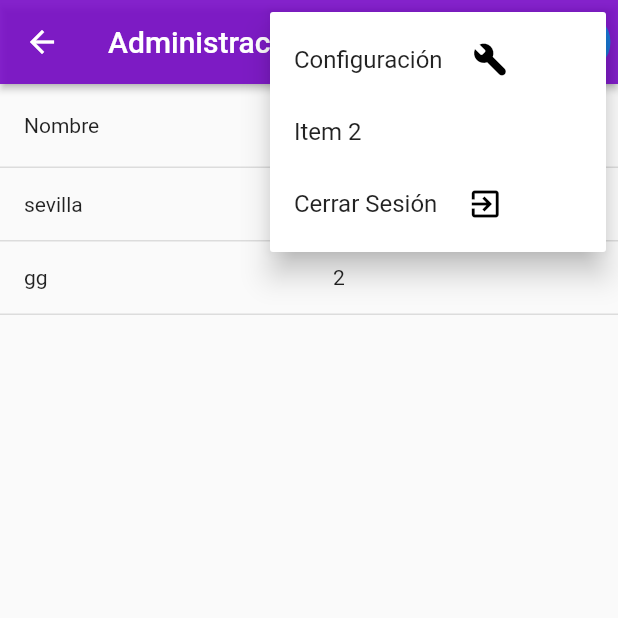
After one commit to gjescuderoamodeo/tourboost_app, a Flutter app: the MarcadoresScreen screen opened by its route, after a tap on the "person" icon, on a phone screen of 412 x 824 dp, the top half of it. The commit adds this screen. Run offline on Flutter 3.47's test engine with Material 2 defaults, Android fonts, the light colour scheme and no system bars; drawn by our look-alikes of syncfusion_flutter_datagrid; our stand-ins replace flutter_secure_storage, fluttertoast, google_fonts, google_maps_flutter, permission_handler; missing offline and left inert: dart:ffi; accounts and stored records are empty.

Commit message:
add marcadores_screen

```diff
--- a/lib/router/app_routes.dart
+++ b/lib/router/app_routes.dart
@@ -4,7 +4,7 @@ import '../screens/screens.dart';
 
 class AppRoutes {
   //static const initialRoute = 'login';
-  static const initialRoute = 'home2';
+  static const initialRoute = 'home';
 
   //para tenerlo más bonito
   static final menuOptions = <MenuOption>[
@@ -48,6 +48,11 @@ class AppRoutes {
         name: 'admin pais Screen',
         screen: AdminPaisScreen(),
         icon: Icons.roofing),
+    MenuOption(
+        route: 'marcadores',
+        name: 'marcadores Screen',
+        screen: MarcadoresScreen(),
+        icon: Icons.star),
   ];
 
   static Map<String, Widget Function(BuildContext)> getAppRoutes() {
--- /dev/null
+++ b/lib/screens/marcadores_screen.dart
@@ -0,0 +1,225 @@
+import 'package:flutter/material.dart';
+import 'package:syncfusion_flutter_datagrid/datagrid.dart';
+import 'package:tourboost_app/screens/screens.dart';
+import 'package:tourboost_app/services/services.dart';
+import 'package:tourboost_app/theme/app_theme.dart';
+
+class MarcadoresScreen extends StatefulWidget {
+  const MarcadoresScreen({super.key});
+
+  @override
+  State<MarcadoresScreen> createState() => _MarcadoresScreenState();
+}
+
+class _MarcadoresScreenState extends State<MarcadoresScreen> {
+  //variable menú desplegable
+  SampleItem? selectedMenu;
+
+  final _formKey = GlobalKey<FormState>();
+  final _nombreController = TextEditingController();
+
+  final List<Map<String, dynamic>> data = [
+    {
+      "nombreLugar": "España",
+      "nombre": "sevilla",
+    },
+    {
+      "nombreLugar": "2",
+      "nombre": "gg",
+    }
+  ];
+
+  @override
+  Widget build(BuildContext context) {
+    final List<Lugar> lugares = data.map((lugarData) {
+      return Lugar(
+        nombreLugar: lugarData['nombreLugar'],
+        name: lugarData['nombre'],
+      );
+    }).toList();
+
+    return Scaffold(
+      appBar: AppBar(
+        elevation: 2,
+        title: const Text("Administración lugares"),
+        actions: [
+          Container(
+            margin: const EdgeInsets.only(right: 5),
+            child: CircleAvatar(
+              child: PopupMenuButton<SampleItem>(
+                initialValue: selectedMenu,
+                onSelected: (SampleItem item) {
+                  setState(() {
+                    selectedMenu = item;
+                  });
+
+                  //navegar a la pantalla de Configuración
+                  if (item == SampleItem.itemOne) {
+                    Navigator.pushNamed(context, 'configuracion');
+                  }
+                  //logout
+                  if (item == SampleItem.itemThree) {
+                    final AuthService authService = AuthService();
+                    authService.logout();
+
+                    Navigator.pushNamed(context, 'login');
+                  }
+                },
+                icon: const Icon(Icons.person),
+                itemBuilder: (BuildContext context) =>
+                    <PopupMenuEntry<SampleItem>>[
+                  PopupMenuItem<SampleItem>(
+                    value: SampleItem.itemOne,
+                    child: Row(
+                      children: const [
+                        Text('Configuración'),
+                        SizedBox(width: 20),
+                        Icon(Icons.build_rounded, color: Colors.black)
+                      ],
+                    ),
+                  ),
+                  const PopupMenuItem<SampleItem>(
+                    value: SampleItem.itemTwo,
+                    child: Text('Item 2'),
+                  ),
+                  PopupMenuItem<SampleItem>(
+                    value: SampleItem.itemThree,
+                    child: Row(
+                      children: const [
+                        Text('Cerrar Sesión'),
+                        SizedBox(width: 20),
+                        Icon(Icons.exit_to_app, color: Colors.black)
+                      ],
+                    ),
+                  ),
+                ],
+              ),
+            ),
+          )
+        ],
+      ),
+      body: SfDataGrid(
+        columnWidthMode: ColumnWidthMode.fill,
+        allowSwiping: true,
+        swipeMaxOffset: 100,
+        endSwipeActionsBuilder:
+            (BuildContext context, DataGridRow row, int rowIndex) {
+          return GestureDetector(
+            onTap: () {
+              //Navigator.pushNamed(context,
+              //    'alert'); // <---- esta línea para navegar a la página 'alert'
+              setState(() {
+                data.removeAt(rowIndex);
+              });
+            },
+            child: Container(
+              color: Colors.redAccent, // <---- cambia el color a rojo
+              child: const Center(
+                child: Icon(Icons.delete), // <---- cambia el icono a borrar
+              ),
+            ),
+          );
+        },
+        //al desplazarse al otro lado
+        startSwipeActionsBuilder:
+            (BuildContext context, DataGridRow row, int rowIndex) {
+          return GestureDetector(
+            onTap: () {
+              Navigator.pushNamed(
+                  context, 'map'); // <----navegar a la página 'map'
+              print(data[rowIndex]['nombreLugar']);
+            },
+            child: Container(
+              color: Color.fromARGB(255, 36, 177, 7),
+              child: const Center(
+                child: Icon(
+                  Icons.map_rounded,
+                  size: 29,
+                ),
+              ),
+            ),
+          );
+        },
+        columns: <GridColumn>[
+          GridColumn(
+            columnName: 'nombre',
+            label: Container(
+              padding: const EdgeInsets.symmetric(horizontal: 16.0),
+              alignment: Alignment.centerLeft,
+              child: const Text(
+                'Nombre',
+                overflow: TextOverflow.ellipsis,
+              ),
+            ),
+          ),
+          GridColumn(
+            columnName: 'nombreLugar',
+            label: Container(
+              padding: const EdgeInsets.symmetric(horizontal: 16.0),
+              alignment: Alignment.centerLeft,
+              child: const Text(
+                'Pais',
+                overflow: TextOverflow.ellipsis,
+              ),
+            ),
+          ),
+        ],
+        source: LugarDataSource(
+          lugares: lugares,
+        ),
+      ),
+    );
+  }
+}
+
+class Lugar {
+  const Lugar({
+    required this.nombreLugar,
+    required this.name,
+  });
+
+  final String nombreLugar;
+  final String name;
+}
+
+class LugarDataSource extends DataGridSource {
+  LugarDataSource({required List<Lugar> lugares}) {
+    dataGridRows = lugares
+        .map<DataGridRow>((dataGridRow) => DataGridRow(cells: [
+              DataGridCell<String>(
+                columnName: 'nombre',
+                value: dataGridRow.name,
+              ),
+              DataGridCell<String>(
+                columnName: 'nombreLugar',
+                value: dataGridRow.nombreLugar,
+              ),
+            ]))
+        .toList();
+  }
+
+  List<DataGridRow> dataGridRows = [];
+
+  @override
+  List<DataGridRow> get rows => dataGridRows;
+
+  @override
+  DataGridRowAdapter? buildRow(DataGridRow row) {
+    return DataGridRowAdapter(
+      cells: row.getCells().map<Widget>((dataGridCell) {
+        return Container(
+          alignment: Alignment.centerLeft,
+          padding: const EdgeInsets.symmetric(horizontal: 16.0),
+          child: Text(
+            dataGridCell.value.toString(),
+            overflow: TextOverflow.ellipsis,
+          ),
+        );
+      }).toList(),
+    );
+  }
+
+  void updateDataGridSource() {
+    notifyListeners();
+  }
+}
--- a/lib/screens/screens.dart
+++ b/lib/screens/screens.dart
@@ -8,3 +8,4 @@ export 'package:tourboost_app/screens/registro_screen.dart';
 export 'package:tourboost_app/screens/configuracion_screen.dart';
 export 'package:tourboost_app/screens/admin_hotel_screen.dart';
 export 'package:tourboost_app/screens/admin_pais_screen.dart';
+export 'package:tourboost_app/screens/marcadores_screen.dart';
--- a/lib/widgets/card_table.dart
+++ b/lib/widgets/card_table.dart
@@ -33,7 +33,7 @@ class CardTable extends StatelessWidget {
         TableRow(children: [
           GestureDetector(
             onTap: () {
-              Navigator.pushNamed(context, 'map');
+              Navigator.pushNamed(context, 'marcadores');
             },
             child: const _SigleCard(
               color: Color.fromARGB(255, 203, 186, 0),
```
